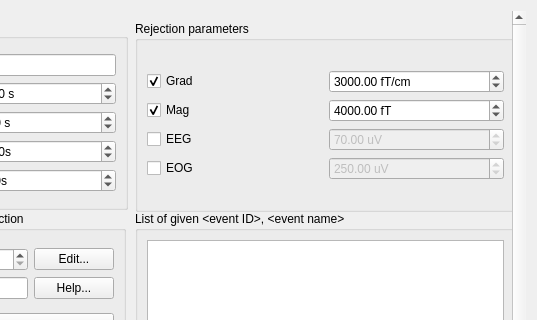
This is designer_ui_files/eventSelectionDialogUi.ui in cibr-jyu/meggie as Qt 5 draws it before an edit; both pictures show x 226 to 763 and y 0 to 320 of the 763 by 821 pixel window. The edited form follows.
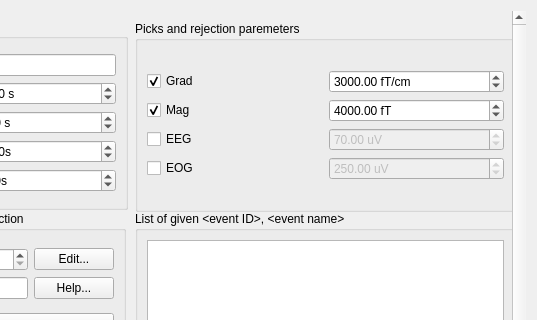
This is the edited form.

Diff of the .ui file:
```diff
--- a/designer_ui_files/eventSelectionDialogUi.ui
+++ b/designer_ui_files/eventSelectionDialogUi.ui
@@ -235,7 +235,7 @@
         </rect>
        </property>
        <property name="title">
-        <string>Rejection parameters</string>
+        <string>Picks and rejection paremeters</string>
        </property>
        <layout class="QGridLayout" name="gridLayout_4">
         <item row="0" column="0">
```
